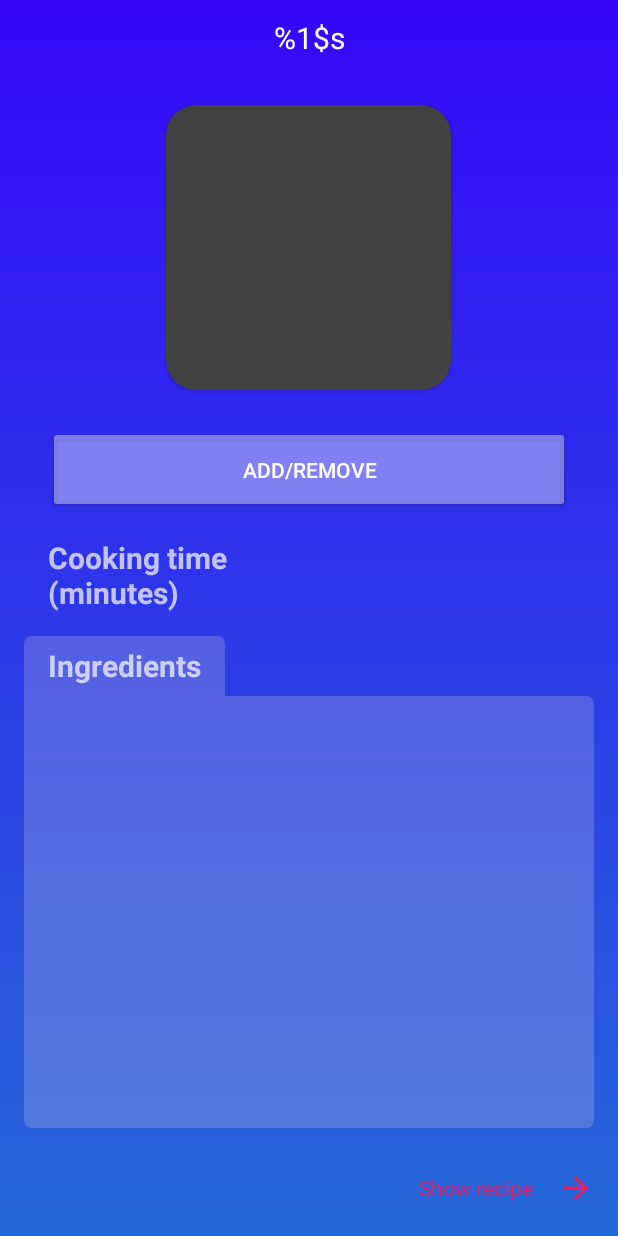
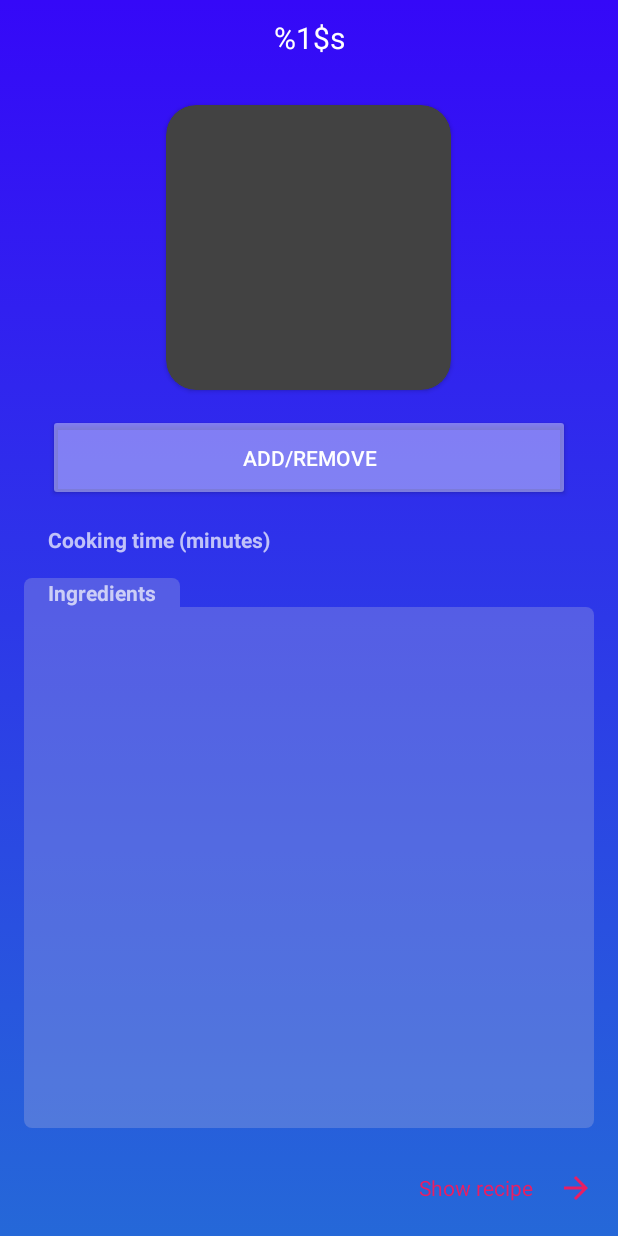
Before and after one commit to ninopenttinen/-le-Hyv-, an Android app: the RecipeView screen opened directly, with no data from a screen before it, on a phone screen of 412 x 824 dp. Run offline under Robolectric (Android 15) with nearby library versions, the phone set to English and light mode, and no system bars; our stand-ins replace Room's generated code; libraries missing offline, so code that uses them is left out: org.parceler; network calls fail; 7 statements that could not run were skipped.

Commit message:
RecipeView ui && hide elements if cooking time = 0.0

```diff
--- a/app/src/main/java/com/example/ole/RecipeView.java
+++ b/app/src/main/java/com/example/ole/RecipeView.java
@@ -12,20 +12,12 @@ import android.widget.ImageView;
 import android.widget.ListView;
 import android.widget.TextView;
 
-import com.example.ole.dao.IngredientDao;
-import com.example.ole.dao.RecipeDao;
-import com.example.ole.database.AppDatabase;
 import com.example.ole.model.Ingredient;
 import com.example.ole.model.Recipe;
-import com.example.ole.roomsitems.RoomIngredient;
-import com.example.ole.roomsitems.RoomRecipe;
 import com.example.ole.viewmodel.RecipeViewModel;
-import com.example.ole.viewmodel.SuggestionsViewModel;
-import com.example.ole.viewmodel.factory.SuggestionsViewModelFactory;
 
 import org.parceler.Parcels;
 
-import java.util.ArrayList;
 import java.util.List;
 import java.util.stream.Collectors;
 
@@ -40,7 +32,7 @@ public class RecipeView extends AppCompatActivity {
     @Override
     protected void onCreate(Bundle savedInstanceState) {
         super.onCreate(savedInstanceState);
-        setContentView(R.layout.activity_third);
+        setContentView(R.layout.activity_recipe_view);
         recipe = Parcels.unwrap(getIntent().getParcelableExtra("recipe"));
 
         recipeViewModel = new ViewModelProvider(this, new ViewModelProvider.AndroidViewModelFactory(this.getApplication()))
@@ -53,7 +45,16 @@ public class RecipeView extends AppCompatActivity {
         recipeImageView.setImageBitmap(recipe.getImage());
 
         TextView recipeTotalTime = findViewById(R.id.timeTextNumberView);
-        recipeTotalTime.setText(recipe.getTotalTime());
+        TextView recipeTotalTimeView = findViewById(R.id.timeTextView);
+        String t = recipe.getTotalTime();
+
+        if(recipe.getTotalTime().equals("0.0")){
+            recipeTotalTime.setVisibility(View.GONE);
+            recipeTotalTimeView.setVisibility(View.GONE);
+        } else {
+            recipeTotalTime.setText(recipe.getTotalTime());
+        }
+
 
         createListView(recipe.getIngredients());
     }
--- a/app/src/main/java/com/example/ole/repository/SavedDataRepository.java
+++ b/app/src/main/java/com/example/ole/repository/SavedDataRepository.java
@@ -56,5 +56,4 @@ public class SavedDataRepository {
             ingredientDao.insertAll(roomIngredient);
         }
     }
-
 }
--- a/app/src/main/res/layout/activity_third.xml
+++ b/app/src/main/res/layout/activity_recipe_view.xml
@@ -48,14 +48,14 @@
             <TextView
                 android:id="@+id/timeTextView"
                 android:layout_width="208dp"
-                android:layout_height="50dp"
+                android:layout_height="wrap_content"
                 android:layout_marginStart="16dp"
                 android:layout_marginTop="16dp"
                 android:gravity="center_vertical"
                 android:paddingStart="16dp"
                 android:paddingEnd="16dp"
                 android:text="@string/cooking_time_minutes"
-                android:textSize="20sp"
+                android:textSize="14sp"
                 android:textStyle="bold"
                 app:layout_constraintStart_toStartOf="parent"
                 app:layout_constraintTop_toBottomOf="@+id/addRemoveButton2" />
@@ -63,12 +63,12 @@
             <TextView
                 android:id="@+id/timeTextNumberView"
                 android:layout_width="160dp"
-                android:layout_height="50dp"
+                android:layout_height="wrap_content"
                 android:layout_marginTop="16dp"
                 android:layout_marginEnd="16dp"
                 android:gravity="center"
                 android:text=""
-                android:textSize="20sp"
+                android:textSize="14sp"
                 android:textStyle="bold"
                 app:layout_constraintEnd_toEndOf="parent"
                 app:layout_constraintTop_toBottomOf="@+id/addRemoveButton2" />
@@ -76,7 +76,7 @@
             <TextView
                 android:id="@+id/ingredientsTextView"
                 android:layout_width="0dp"
-                android:layout_height="40dp"
+                android:layout_height="wrap_content"
                 android:layout_marginStart="16dp"
                 android:layout_marginTop="16dp"
                 android:background="@drawable/text_view_round_corners"
@@ -84,7 +84,7 @@
                 android:paddingStart="16dp"
                 android:paddingEnd="16dp"
                 android:text="@string/ingredients"
-                android:textSize="20sp"
+                android:textSize="14sp"
                 android:textStyle="bold"
                 app:layout_constraintStart_toStartOf="parent"
                 app:layout_constraintTop_toBottomOf="@+id/timeTextView" />
@@ -94,7 +94,7 @@
                 android:layout_width="0dp"
                 android:layout_height="58dp"
                 android:layout_marginStart="32dp"
-                android:layout_marginTop="24dp"
+                android:layout_marginTop="16dp"
                 android:layout_marginEnd="32dp"
                 android:backgroundTint="#65FFFFFF"
                 android:onClick="addToFav"
@@ -107,10 +107,11 @@
             <TextView
                 android:id="@+id/showRecipeTextView"
                 android:layout_width="134dp"
-                android:layout_height="48dp"
+                android:layout_height="wrap_content"
                 android:layout_marginEnd="16dp"
                 android:layout_marginBottom="8dp"
                 android:gravity="center"
+                android:minHeight="48dp"
                 android:onClick="onClickUrl"
                 android:text="@string/recipe_hyperlink"
                 android:textColor="#E91E63"
```
